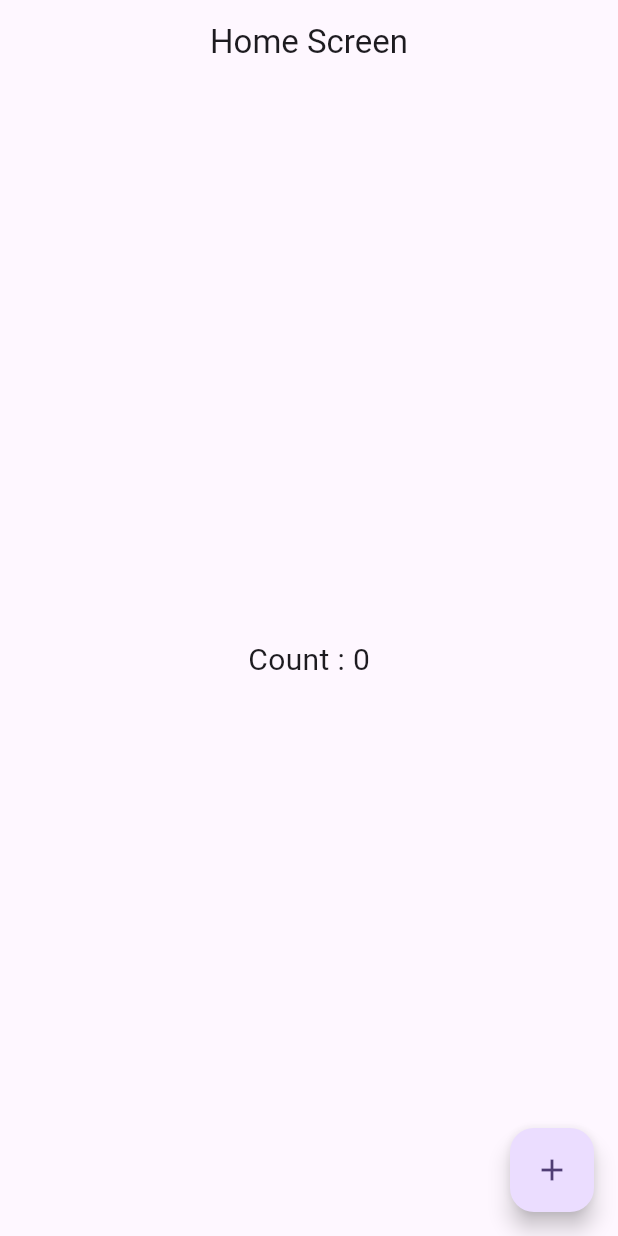
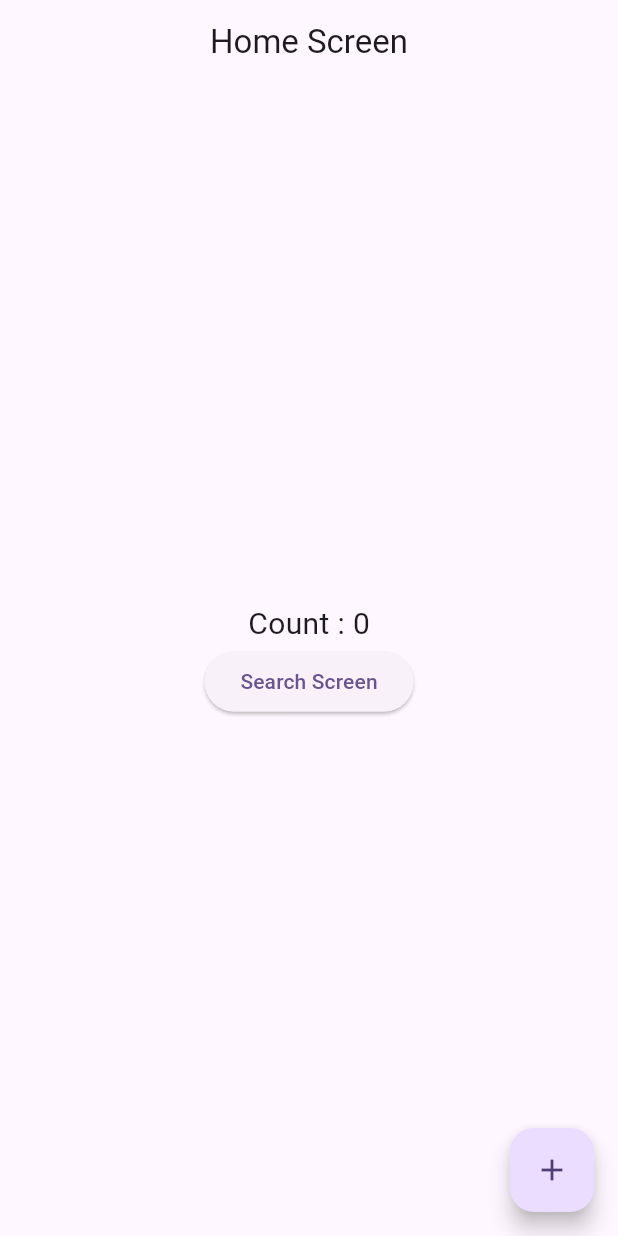
Before and after one commit to hgajipara246/getx_practice, a Flutter app: the screen it shows after launch, on a phone screen of 412 x 824 dp. Run offline on Flutter 3.47's test engine with Material 2 defaults, Android fonts, the phone set to English and light mode, and no system bars; our stand-ins replace get.

Commit message:
7/7/2023

```diff
--- a/lib/res/constant/app_string.dart
+++ b/lib/res/constant/app_string.dart
@@ -1,4 +1,5 @@
 class AppString {
   static const String splashName = "GetX";
   static const String homeScreen = "Home Screen";
+  static const String searchScreen = "Search Screen";
 }
--- a/lib/utils/routes/app_routes.dart
+++ b/lib/utils/routes/app_routes.dart
@@ -2,6 +2,8 @@ import 'package:get/get.dart';
 import 'package:getx_practice/utils/routes/routes_name.dart';
 import 'package:getx_practice/view/home_screen/home_binding.dart';
 import 'package:getx_practice/view/home_screen/home_screen.dart';
+import 'package:getx_practice/view/search_screen/search_binding.dart';
+import 'package:getx_practice/view/search_screen/search_screen.dart';
 import 'package:getx_practice/view/splash_screen/splash_bindings.dart';
 import 'package:getx_practice/view/splash_screen/splash_screen.dart';
 
@@ -9,5 +11,6 @@ class AppRoutes {
   static List<GetPage> getPages = [
     GetPage(name: RoutesName.splashScreen, page: () => const SplashScreen(), binding: SplashBinding()),
     GetPage(name: RoutesName.homeScreen, page: () => const HomeScreen(), binding: HomeBinding()),
+    GetPage(name: RoutesName.searchScreen, page: () => const SearchScreen(), binding: SearchBinding()),
   ];
 }
--- a/lib/utils/routes/routes_name.dart
+++ b/lib/utils/routes/routes_name.dart
@@ -1,4 +1,5 @@
 class RoutesName {
   static const String splashScreen = "/";
   static const String homeScreen = "/homeScreen";
+  static const String searchScreen = "/searchScreen";
 }
--- a/lib/view/home_screen/home_screen.dart
+++ b/lib/view/home_screen/home_screen.dart
@@ -1,6 +1,7 @@
 import 'package:flutter/material.dart';
 import 'package:get/get.dart';
 import 'package:getx_practice/res/constant/app_string.dart';
+import 'package:getx_practice/utils/routes/routes_name.dart';
 import 'package:getx_practice/view/home_screen/home_controller.dart';
 
 class HomeScreen extends GetView<HomeController> {
@@ -25,6 +26,14 @@ class HomeScreen extends GetView<HomeController> {
                 style: const TextStyle(fontSize: 20),
               );
             }),
+            ElevatedButton(
+              onPressed: () {
+                Get.toNamed(RoutesName.searchScreen);
+              },
+              child: Text(
+                AppString.searchScreen,
+              ),
+            ),
           ],
         ),
       ),
--- /dev/null
+++ b/lib/view/search_screen/search_binding.dart
@@ -0,0 +1,10 @@
+import 'package:flutter/material.dart';
+import 'package:get/get.dart';
+
+class SearchBinding implements Bindings {
+  @override
+  void dependencies() {
+    // TODO: implement dependencies
+    Get.put<SearchController>(SearchController());
+  }
+}
--- /dev/null
+++ b/lib/view/search_screen/search_controller.dart
@@ -0,0 +1,3 @@
+import 'package:get/get.dart';
+
+class SearchController extends GetxController {}
```
Also changed, not shown: lib/view/search_screen/search_screen.dart (added, +31 -0 lines).
